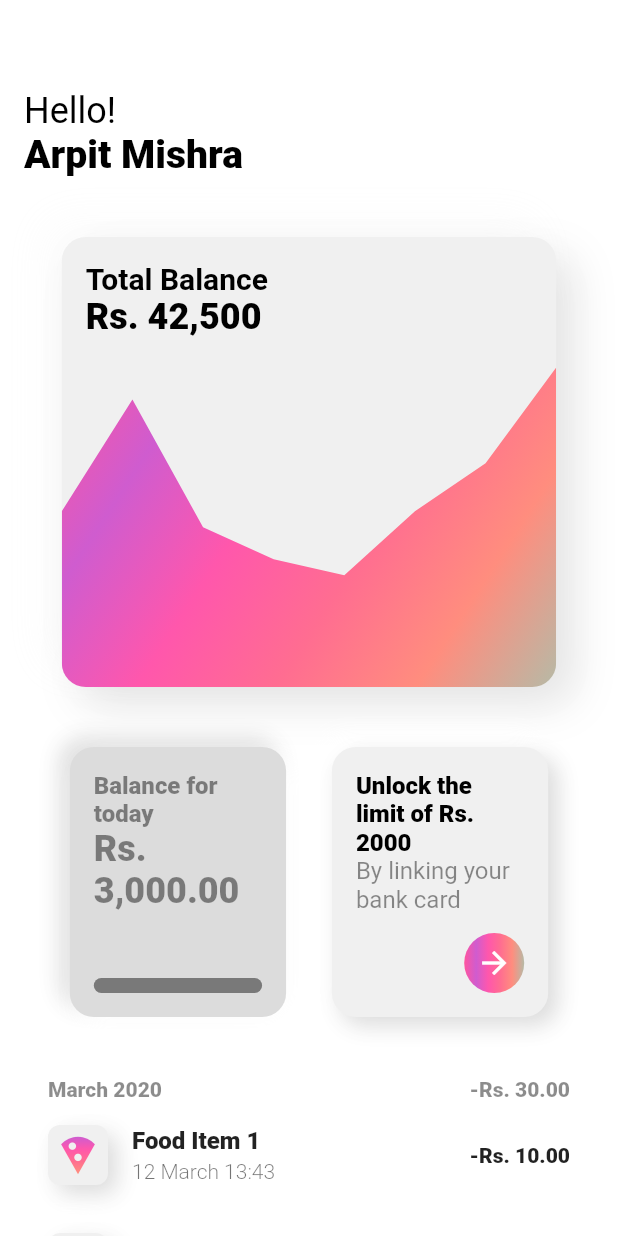
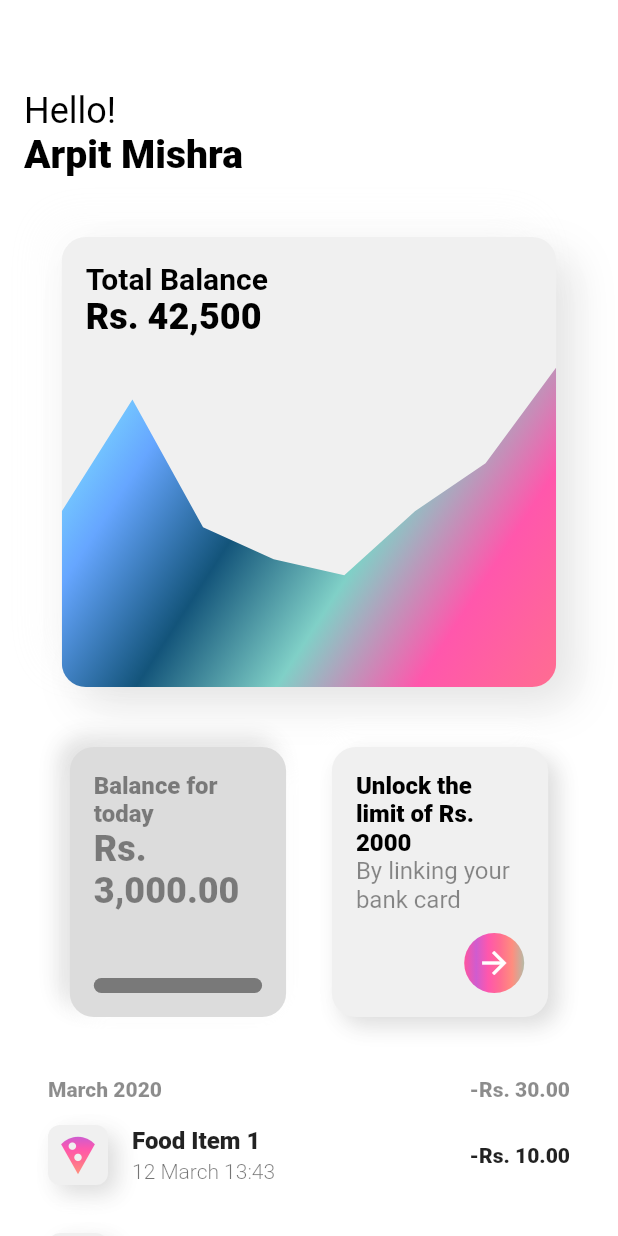
Before and after one commit to mishrraG/Neuomorphic_app, a Flutter app: the screen it shows after launch, on a phone screen of 412 x 824 dp. Run offline on Flutter 3.47's test engine with Material 2 defaults, Android fonts, the phone set to English and light mode, and no system bars; drawn by our look-alikes of clay_containers; our stand-ins replace after_layout.

Commit message:
Color Updates

```diff
--- a/lib/chart.dart
+++ b/lib/chart.dart
@@ -22,12 +22,12 @@ class Chart extends StatelessWidget {
               begin: Alignment.topLeft,
               end: Alignment.bottomRight,
               colors: [
-                Color(0xFFFF559F),
-                Color(0xFFCF5CCF),
+                Color(0xFF89F7FE),
+                Color(0xFF66A6FF),
+                Color(0xFF13547A),
+                Color(0xFF80D0C7),
                 Color(0xFFFF57AC),
                 Color(0xFFFF6D91),
-                Color(0xFFFF8D7E),
-                Color(0xFFB6BAA6),
               ],
             ),
           ),
```
